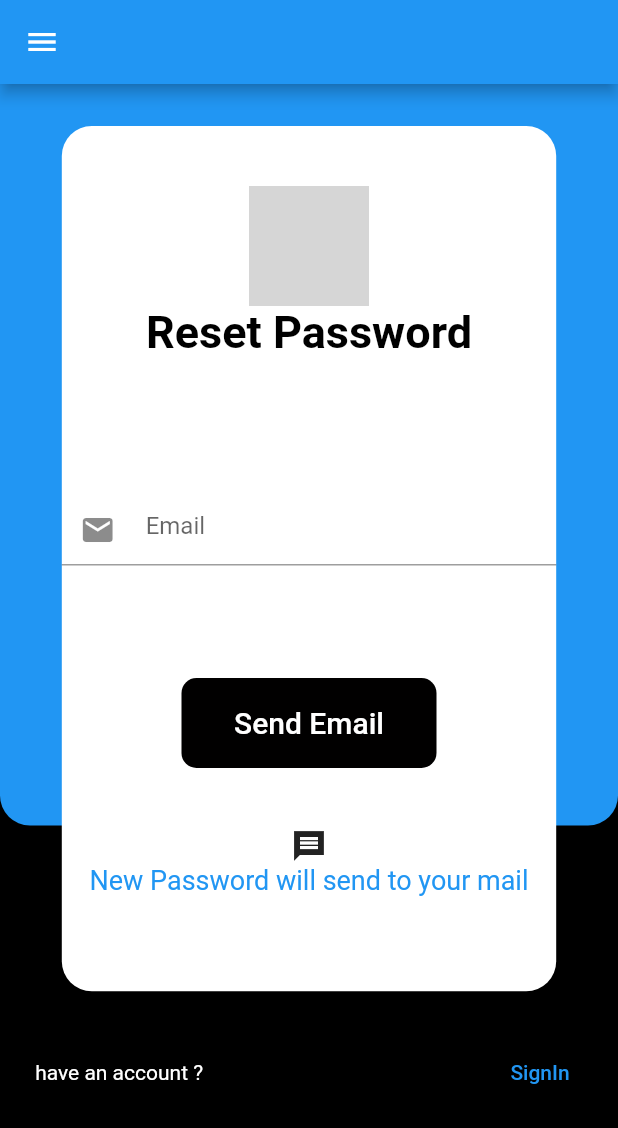
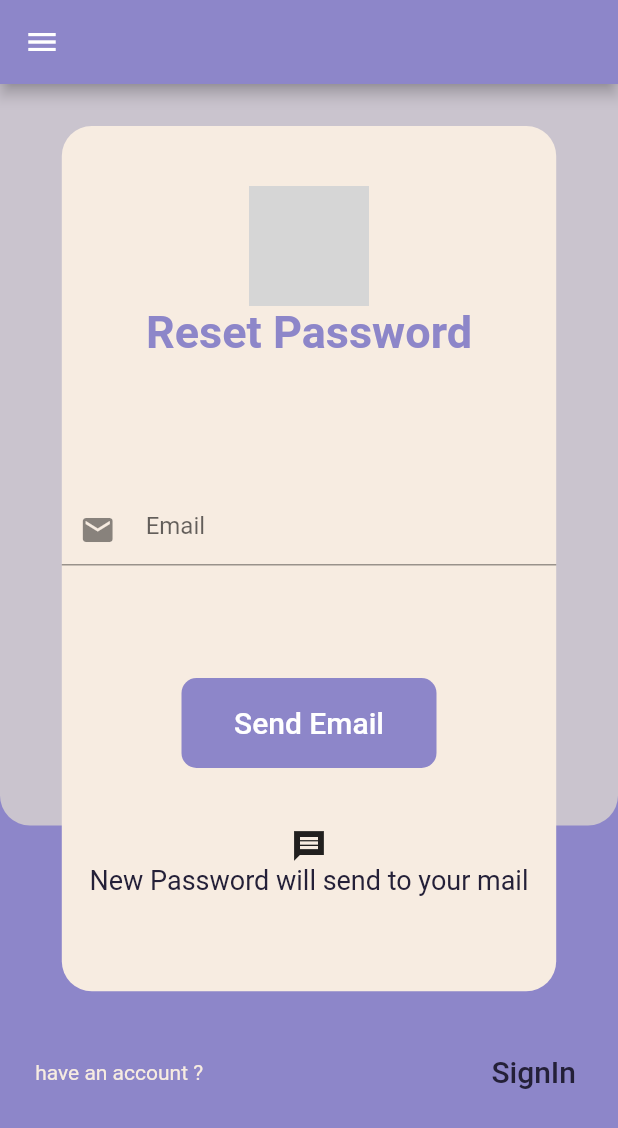
Before and after one commit to Aymen-Ftita/Flutter-App, a Flutter app: the screen it shows after launch, after a tap on "Forget your password ?", on a phone screen of 412 x 824 dp. Shown: the top 1128 px of the screen. Run offline on Flutter 3.47's test engine with Material 2 defaults, Android fonts, the phone set to English and light mode, and no system bars; network calls fail; grey boxes are pictures that could not be loaded.

Commit message:
Change colors

```diff
--- a/lib/pages/reset_password.dart
+++ b/lib/pages/reset_password.dart
@@ -17,15 +17,15 @@ class _ResetPassState extends State<ResetPass> {
   @override
   Widget build(BuildContext context) {
     return Scaffold(
-      appBar: AppBar(),
+      appBar: AppBar(backgroundColor:Color(0xFF8d86c9) ),
       drawer: Drawer(),
-      backgroundColor: Colors.black,
+      backgroundColor: Color(0xFF8d86c9),
       body:Stack(
         children: [
           Container(
             height: MediaQuery.of(context).size.height*0.6,
             decoration: const BoxDecoration(
-              color: Colors.blue,
+              color: Color(0xFFcac4ce),
               borderRadius: BorderRadius.only(
                 bottomLeft: Radius.circular(20),
                 bottomRight:  Radius.circular(20),
@@ -47,7 +47,7 @@ class _ResetPassState extends State<ResetPass> {
                         width: MediaQuery.of(context).size.height * 0.4,
                         height: MediaQuery.of(context).size.height * 0.7,
                         decoration: BoxDecoration(
-                          color: Colors.white,
+                          color: Color(0xFFf7ece1),
                           borderRadius: BorderRadius.circular(20),
                         ),
                         child: Column(
@@ -57,7 +57,7 @@ class _ResetPassState extends State<ResetPass> {
                               Image.network('https://cdn1.iconfinder.com/data/icons/web-programming-misc/80/change_password-reset_password-new_password-Forgot_password-512.png',width: 80,height: 80,),
                               Text("Reset Password",
                                 style: TextStyle(
-                                  color: Color.fromARGB(255, 0, 0, 0),
+                                  color: Color(0xFF8d86c9),
                                   fontSize: 30,
                                   fontWeight: FontWeight.bold
                                 ),
@@ -93,7 +93,7 @@ class _ResetPassState extends State<ResetPass> {
                               width: 170,
                               height: 60,
                               decoration: BoxDecoration(
-                                color: Color.fromARGB(255, 1, 0, 0),
+                                color: Color(0xFF8d86c9),
                                 borderRadius: BorderRadius.circular(10),
                               ),
                               child: TextButton(
@@ -112,7 +112,7 @@ class _ResetPassState extends State<ResetPass> {
                             ),
                             SizedBox(height: 40,),
                             Icon(Icons.message_sharp),
-                            Text("New Password will send to your mail",style: TextStyle(color:Colors.blue,fontSize: 18),)
+                            Text("New Password will send to your mail",style: TextStyle(color:Color(0xFF242038 ),fontSize: 18),)
                           ],
                         ),
                       )
@@ -127,13 +127,13 @@ class _ResetPassState extends State<ResetPass> {
 
                           Text(
                             " have an account ?",
-                            style: TextStyle(color:Color.fromARGB(255, 255, 255, 255)),
+                            style: TextStyle(color:Color(0xFFf7ece1)),
                           ),
                           TextButton(
                             onPressed: (){
                               Navigator.push(context,MaterialPageRoute(builder: (context) => Signin()));
                             } ,
-                            child: const Text("SignIn"),
+                            child: const Text("SignIn",style: TextStyle(color: Color(0xFF242038),fontSize: 20),),
                           )
                        ]
                       )
--- a/lib/pages/signin.dart
+++ b/lib/pages/signin.dart
@@ -17,15 +17,15 @@ class _SigninState extends State<Signin> {
   @override
   Widget build(BuildContext context) {
     return  Scaffold(
-      appBar: AppBar(),
+      appBar: AppBar(backgroundColor:Color(0xFF8d86c9) ,),
       drawer: Drawer(),
-      backgroundColor: Colors.black,
+      backgroundColor: Color(0xFF8d86c9),
       body:Stack(
         children: [
           Container(
             height: MediaQuery.of(context).size.height*0.6,
             decoration: const BoxDecoration(
-              color: Colors.blue,
+              color: Color(0xFFcac4ce),
               borderRadius: BorderRadius.only(
                 bottomLeft: Radius.circular(20),
                 bottomRight:  Radius.circular(20),
@@ -47,7 +47,7 @@ class _SigninState extends State<Signin> {
                         width: MediaQuery.of(context).size.height * 0.4,
                         height: MediaQuery.of(context).size.height * 0.7,
                         decoration: BoxDecoration(
-                          color: Colors.white,
+                          color: Color(0xFFf7ece1),
                           borderRadius: BorderRadius.circular(20),
                         ),
                         child: Column(
@@ -59,7 +59,7 @@ class _SigninState extends State<Signin> {
                               SizedBox(height: 10,),
                               Text("Login",
                                 style: TextStyle(
-                                  color: Color.fromARGB(255, 0, 0, 0),
+                                  color: Color(0xFF8d86c9),
                                   fontSize: 30,
                                   fontWeight: FontWeight.bold
                                 ),
@@ -100,7 +100,7 @@ class _SigninState extends State<Signin> {
 
                             TextButton(onPressed: (() {
                               Navigator.push(context,MaterialPageRoute(builder: (context) => ResetPass()));
-                            }), child: Text("Forget your password ?")),
+                            }), child: Text("Forget your password ?",style: TextStyle(color:Color(0xFF242038 )))),
 
                             SizedBox(height: 40,),
 
@@ -109,7 +109,7 @@ class _SigninState extends State<Signin> {
                               width: 170,
                               height: 60,
                               decoration: BoxDecoration(
-                                color: Color.fromARGB(255, 1, 0, 0),
+                                color: Color(0xFF8d86c9),
                                 borderRadius: BorderRadius.circular(10),
                               ),
                               child: TextButton(
@@ -120,8 +120,8 @@ class _SigninState extends State<Signin> {
                                   Text("SignIn",
                                     style:
                                       TextStyle(
-                                        color: Colors.white,
-                                        fontSize: 20,
+                                        color: Color(0xFFf7ece1),
+                                        fontSize: 25,
                                         )
                                 ),
                               )
@@ -141,13 +141,13 @@ class _SigninState extends State<Signin> {
 
                           Text(
                             "Don't have an account ?",
-                            style: TextStyle(color:Color.fromARGB(255, 255, 255, 255)),
+                            style: TextStyle(color:Color(0xFFf7ece1)),
                           ),
                           TextButton(
                             onPressed: (){
                               Navigator.push(context,MaterialPageRoute(builder: (context) => signup()));
                             } ,
-                            child: const Text("Signup")
+                            child: const Text("Signup",style: TextStyle(color: Color(0xFF242038),fontSize: 20),)
                           )
                        ]
                       )
```
Also changed, not shown: lib/pages/signup.dart (+9 -9 lines).
